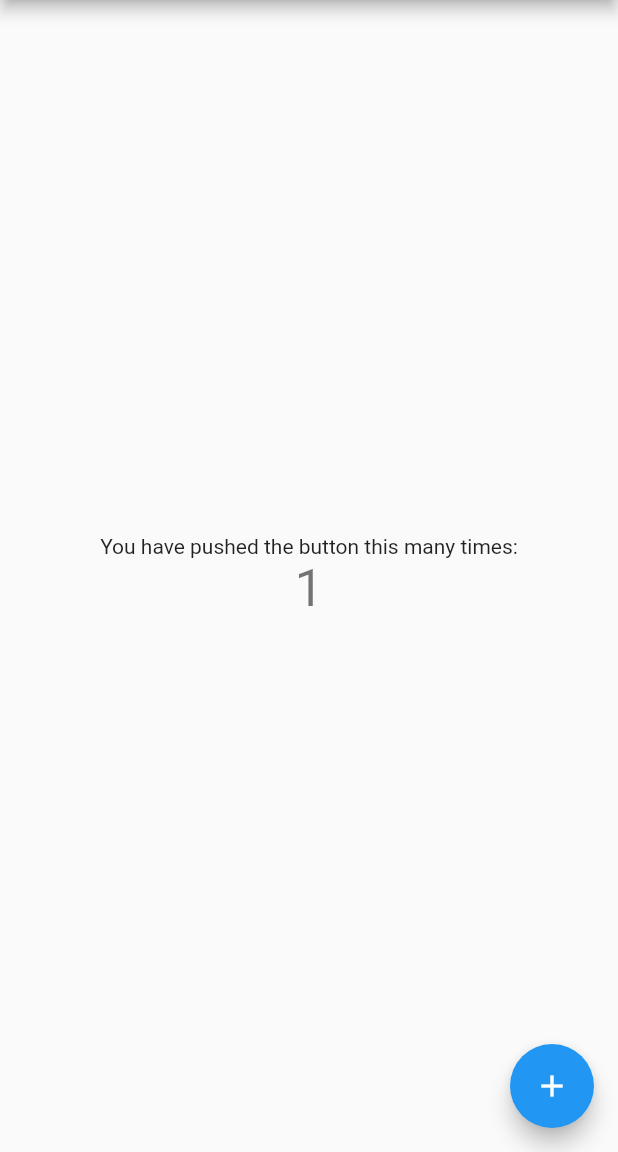
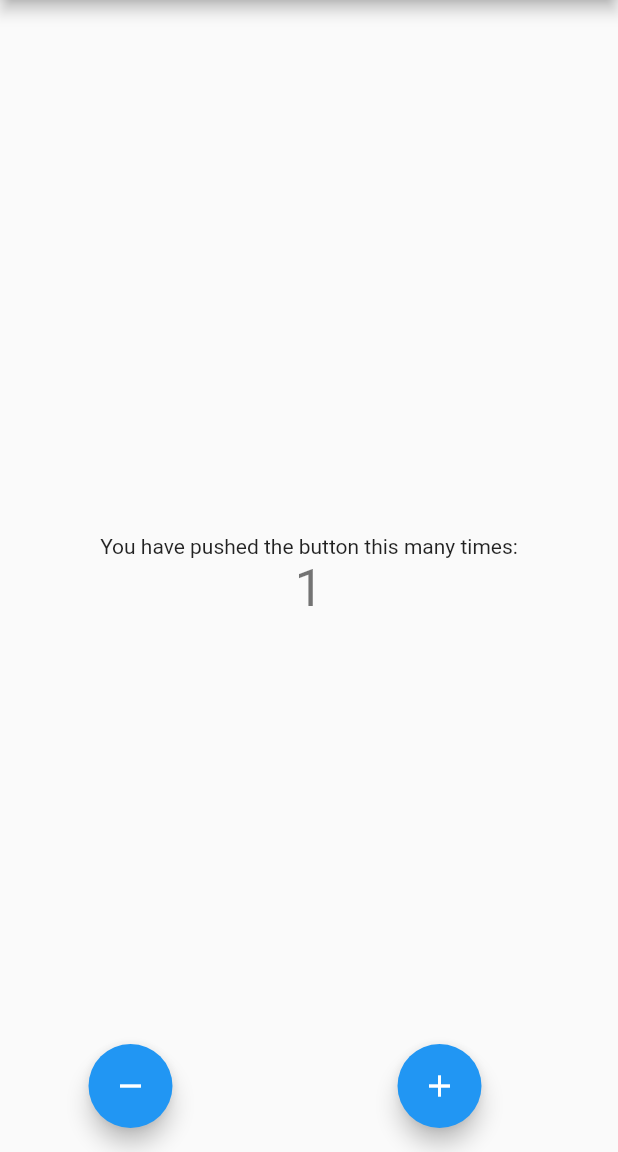
Before and after one commit to pallavipatil1998/Provider, a Flutter app: the screen it shows after launch, after a tap on the "add" icon, on a phone screen of 412 x 824 dp, the part 84-1236 px from its top. Run offline on Flutter 3.47's test engine with Material 2 defaults, Android fonts, the phone set to English and light mode, and no system bars.

```diff
--- a/lib/counter_provider.dart
+++ b/lib/counter_provider.dart
@@ -15,10 +15,21 @@ class CounterProvider extends ChangeNotifier{
  }
 */
 
+
+ //using Setter & Getter func
+
 //setter func
-set countValue(int value){
+set incrementcountValue(int value){
   _count=_count+value;
   notifyListeners();
+}
+
+//setter
+set decrementcountValue(int value){
+  if(_count>0){
+    _count=_count-value;
+    notifyListeners();
+  }
 }
 
 //getter func
--- a/lib/main.dart
+++ b/lib/main.dart
@@ -48,14 +48,27 @@ class MyHomePage extends StatelessWidget {
           ],
         ),
       ),
-      floatingActionButton: FloatingActionButton(
-        onPressed: (){
-          //set [No need to licen]
-          Provider.of<CounterProvider>(context ,listen: false).countValue=1;
-        },
-        tooltip: 'Increment',
-        child: const Icon(Icons.add),
-      ), // This trailing comma makes auto-formatting nicer for build methods.
+      floatingActionButton:Row(
+        mainAxisAlignment: MainAxisAlignment.spaceAround,
+        children: [
+          FloatingActionButton(
+            onPressed: (){
+              //set [No need to licen]
+              Provider.of<CounterProvider>(context ,listen: false).decrementcountValue=1;
+            },
+            tooltip: 'Decrement',
+            child: const Icon(Icons.remove),
+          ),
+          FloatingActionButton(
+            onPressed: (){
+              //set [No need to licen]
+              Provider.of<CounterProvider>(context ,listen: false).incrementcountValue=1;
+            },
+            tooltip: 'Increment',
+            child: const Icon(Icons.add),
+          ),
+        ],
+      )
     );
   }
 }
```
